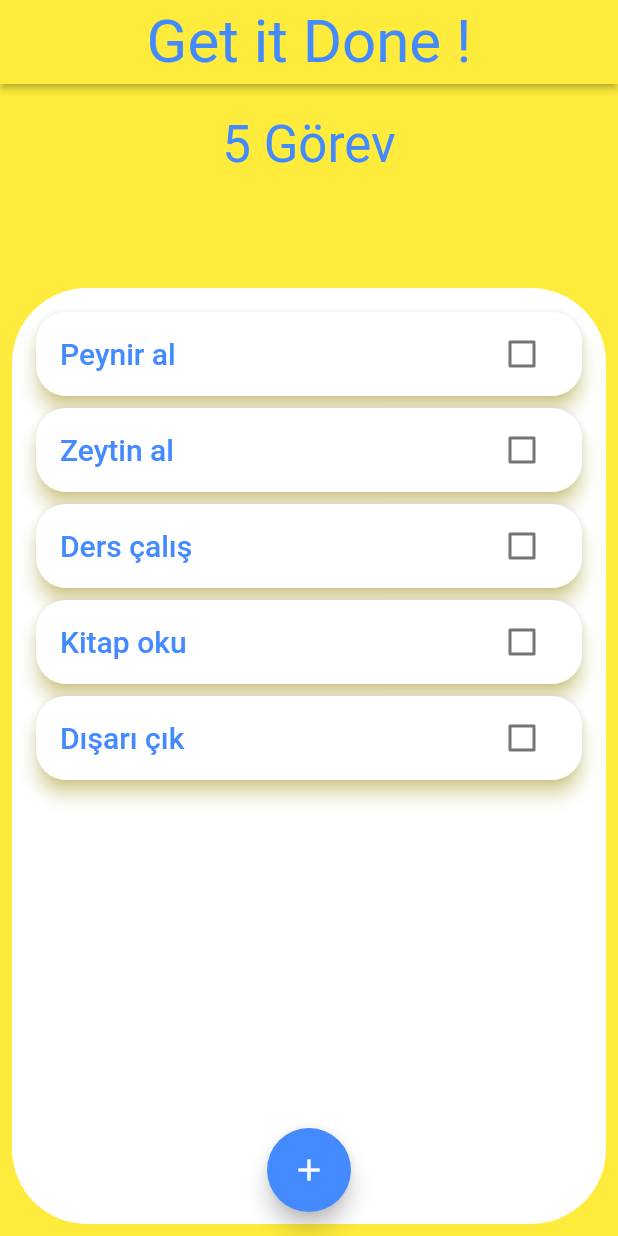
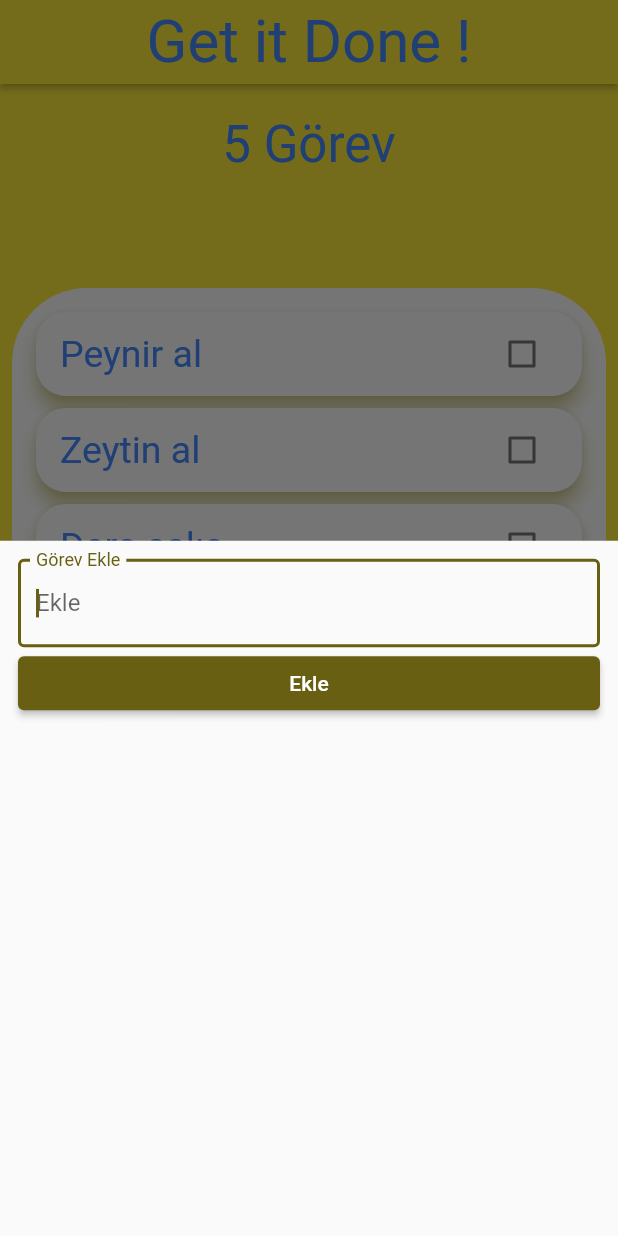
Before and after one commit to 0Suphan0/get_it_done, a Flutter app: the screen it shows after launch, after a tap on the "add" icon, on a phone screen of 412 x 824 dp. Run offline on Flutter 3.47's test engine with Material 2 defaults, Android fonts, the phone set to English and light mode, and no system bars.

Commit message:
Görev ekleme ui tamamlandı. showModalBottomSheet kullanıldı.

```diff
--- a/lib/screens/home_page.dart
+++ b/lib/screens/home_page.dart
@@ -2,6 +2,8 @@ import 'package:flutter/material.dart';
 import 'package:get_it_done/models/item_datas.dart';
 import 'package:get_it_done/widgets/item_card.dart';
 import 'package:provider/provider.dart';
+
+import 'item_adder.dart';
 
 class HomePage extends StatelessWidget {
   HomePage({Key? key}) : super(key: key);
@@ -62,7 +64,10 @@ class HomePage extends StatelessWidget {
               ))
         ]),
         floatingActionButton: FloatingActionButton(
-          onPressed: () {},
+          onPressed: () {
+            showModalBottomSheet(
+                context: context, builder: (context) => const ItemAdder());
+          },
           child: const Icon(Icons.add),
         ));
   }
--- /dev/null
+++ b/lib/screens/item_adder.dart
@@ -0,0 +1,25 @@
+import 'package:flutter/material.dart';
+
+class ItemAdder extends StatelessWidget {
+  const ItemAdder({super.key});
+
+  @override
+  Widget build(BuildContext context) {
+    return Container(
+      child: Padding(
+        padding: const EdgeInsets.all(12.0),
+        child:
+            Column(crossAxisAlignment: CrossAxisAlignment.stretch, children: [
+          const TextField(
+            autofocus: true,
+            decoration: InputDecoration(
+                border: OutlineInputBorder(),
+                labelText: "Görev Ekle",
+                hintText: "Ekle"),
+          ),
+          ElevatedButton(onPressed: () {}, child: const Text("Ekle"))
+        ]),
+      ),
+    );
+  }
+}
--- a/lib/widgets/item_card.dart
+++ b/lib/widgets/item_card.dart
@@ -1,25 +1,35 @@
 import 'package:flutter/material.dart';
 
 class ItemCard extends StatelessWidget {
-  const ItemCard({Key? key,required this.title,required this.isDone, required this.changeTick}) : super(key: key);
+  const ItemCard(
+      {Key? key,
+      required this.title,
+      required this.isDone,
+      required this.changeTick})
+      : super(key: key);
 
   final String title;
   final bool isDone;
   final Function(bool?) changeTick;
+
   @override
   Widget build(BuildContext context) {
     return Card(
-      color: isDone?Colors.yellow:Colors.white,
-      elevation: isDone?1: 5,
+      color: isDone ? Colors.yellow : Colors.white,
+      elevation: isDone ? 1 : 5,
       shadowColor: Theme.of(context).primaryColor,
       shape: RoundedRectangleBorder(borderRadius: BorderRadius.circular(20)),
       child: ListTile(
         title: Text(title,
-            style: Theme.of(context).textTheme.titleLarge),
-
+            style: TextStyle(
+              decoration:
+                  isDone ? TextDecoration.lineThrough : TextDecoration.none,
+              color: Colors.blueAccent,
+              fontSize: 25
+            )),
         trailing: Checkbox(
           value: isDone,
-          onChanged:changeTick,
+          onChanged: changeTick,
           activeColor: Theme.of(context).primaryColor,
         ),
       ),
```
